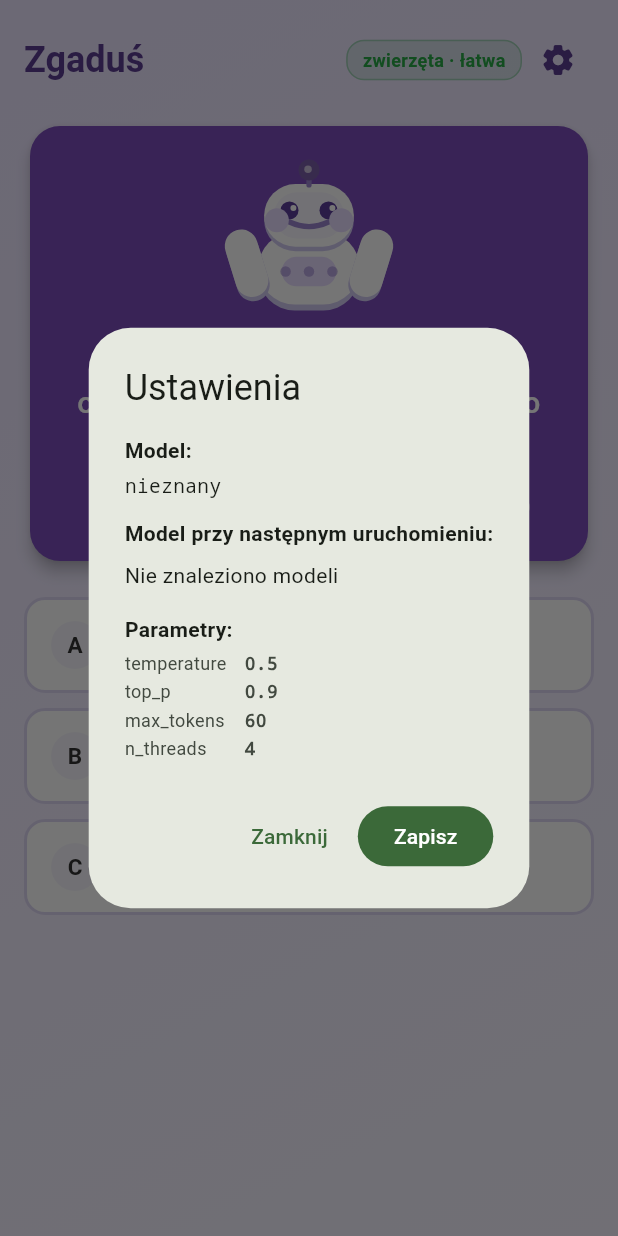
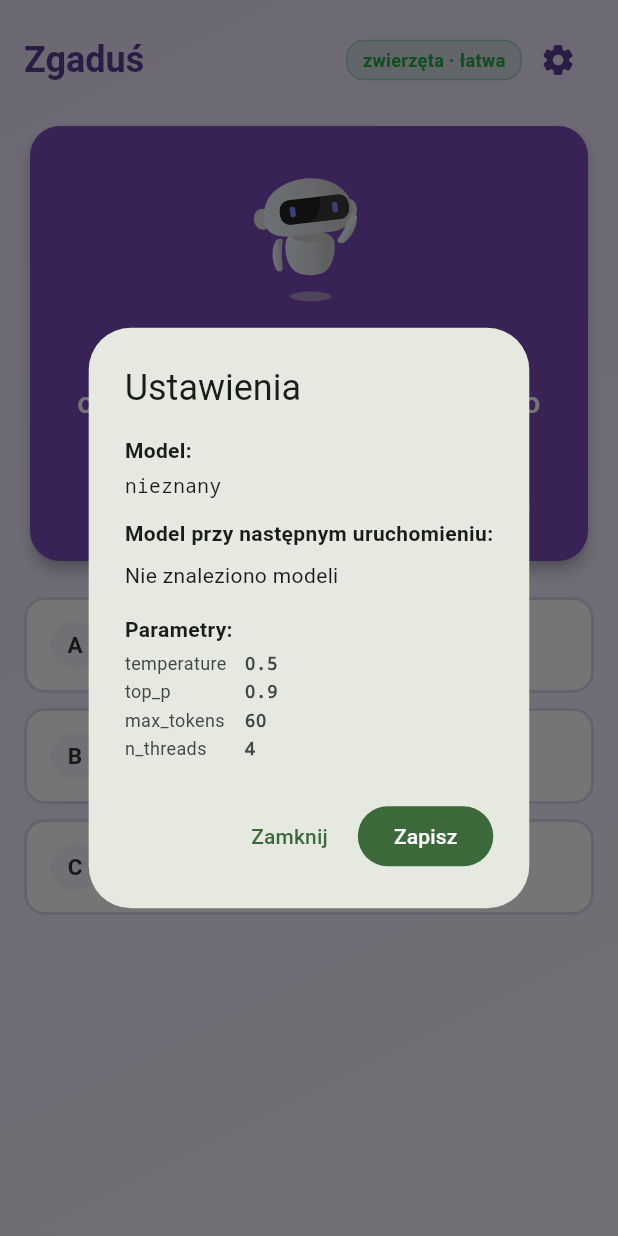
Before and after one commit to lszczuro/zagadkobot, a Flutter app: the screen it shows after launch, after a tap on the "settings" icon, on a phone screen of 412 x 824 dp. Run offline on Flutter 3.47's test engine with Material 3 defaults, Android fonts, the phone set to English and light mode, and no system bars; our stand-ins replace flutter_riverpod, flutter_tts, lottie, shared_preferences.

Commit message:
Use lottie file as robot animation

```diff
--- a/lib/features/answer/answer_screen.dart
+++ b/lib/features/answer/answer_screen.dart
@@ -7,7 +7,7 @@ import 'package:zagadkobot/services/riddle_repository.dart';
 import 'package:zagadkobot/services/settings_service.dart';
 import 'package:zagadkobot/services/tts/tts_service_flutter_tts.dart';
 import 'package:zagadkobot/widgets/answer_button.dart';
-import 'package:zagadkobot/widgets/robot_painter.dart';
+import 'package:zagadkobot/widgets/robot_widget.dart';
 
 class AnswerScreen extends StatelessWidget {
   const AnswerScreen({
@@ -120,7 +120,7 @@ class AnswerScreen extends StatelessWidget {
                               SizedBox(
                                 width: 130,
                                 height: 110,
-                                child: CustomPaint(painter: RobotPainter()),
+                                child: RobotWidget(),
                               ),
                               const SizedBox(height: 12),
                               Text(
--- a/lib/features/generating/generating_screen.dart
+++ b/lib/features/generating/generating_screen.dart
@@ -9,7 +9,7 @@ import 'package:zagadkobot/services/llm/llm_service_llama_cpp.dart';
 import 'package:zagadkobot/services/riddle_repository.dart';
 import 'package:zagadkobot/services/settings_service.dart';
 import 'package:zagadkobot/services/tts/tts_service_flutter_tts.dart';
-import 'package:zagadkobot/widgets/robot_painter.dart';
+import 'package:zagadkobot/widgets/robot_widget.dart';
 
 class GeneratingScreen extends StatefulWidget {
   const GeneratingScreen({
@@ -196,7 +196,7 @@ class _GeneratingScreenState extends State<GeneratingScreen> {
                               SizedBox(
                                 width: 130,
                                 height: 110,
-                                child: CustomPaint(painter: RobotPainter()),
+                                child: RobotWidget(),
                               ),
                               const SizedBox(height: 12),
                               Text(
--- a/lib/features/riddle/riddle_screen.dart
+++ b/lib/features/riddle/riddle_screen.dart
@@ -7,7 +7,7 @@ import 'package:zagadkobot/services/riddle_repository.dart';
 import 'package:zagadkobot/services/settings_service.dart';
 import 'package:zagadkobot/services/tts/tts_service_flutter_tts.dart';
 import 'package:zagadkobot/widgets/answer_button.dart';
-import 'package:zagadkobot/widgets/robot_painter.dart';
+import 'package:zagadkobot/widgets/robot_widget.dart';
 
 class RiddleScreen extends StatefulWidget {
   const RiddleScreen({
@@ -145,7 +145,7 @@ class _RiddleScreenState extends State<RiddleScreen> {
                               SizedBox(
                                 width: 130,
                                 height: 110,
-                                child: CustomPaint(painter: RobotPainter()),
+                                child: RobotWidget(),
                               ),
                               const SizedBox(height: 12),
                               Text(
--- a/lib/features/splash/splash_screen.dart
+++ b/lib/features/splash/splash_screen.dart
@@ -1,5 +1,6 @@
 import 'package:flutter/material.dart';
 import 'package:zagadkobot/features/riddle/riddle_screen.dart';
+import 'package:zagadkobot/widgets/robot_widget.dart';
 import 'package:zagadkobot/services/llm/llm_service_llama_cpp.dart';
 import 'package:zagadkobot/services/riddle_repository.dart';
 import 'package:zagadkobot/services/settings_service.dart';
@@ -130,7 +131,7 @@ class _LoadingViewState extends State<_LoadingView>
         SizedBox(
           width: 160,
           height: 160,
-          child: CustomPaint(painter: _RobotPainter()),
+          child: RobotWidget(),
         ),
         const SizedBox(height: 32),
         AnimatedBuilder(
@@ -173,167 +174,6 @@ class _ProgressBar extends StatelessWidget {
   }
 }
 
-class _RobotPainter extends CustomPainter {
-  @override
-  void paint(Canvas canvas, Size size) {
-    final w = size.width;
-    final h = size.height;
-
-    final bodyColor = const Color(0xFFFFFFFF);
-    final shadowColor = const Color(0xFFD0C8F0);
-    final faceColor = const Color(0xFFF8F6FF);
-    final accentColor = const Color(0xFF9B85D0);
-    final eyeColor = const Color(0xFF5B3D9B);
-    final cheekColor = const Color(0xFFE8DCFF);
-
-    final paint = Paint()..isAntiAlias = true;
-
-    // ── Body ──────────────────────────────────────────────────────────────
-    final bodyRect = RRect.fromRectAndRadius(
-      Rect.fromCenter(
-        center: Offset(w * 0.5, h * 0.68),
-        width: w * 0.52,
-        height: h * 0.44,
-      ),
-      const Radius.circular(48),
-    );
-    paint
-      ..color = shadowColor
-      ..style = PaintingStyle.fill;
-    canvas.drawRRect(
-      bodyRect.shift(const Offset(0, 4)),
-      paint,
-    );
-    paint.color = bodyColor;
-    canvas.drawRRect(bodyRect, paint);
-
-    // ── Arms ──────────────────────────────────────────────────────────────
-    // Left arm
-    _drawArm(canvas, paint, bodyColor, shadowColor,
-        center: Offset(w * 0.18, h * 0.65), angle: -0.3);
-    // Right arm
-    _drawArm(canvas, paint, bodyColor, shadowColor,
-        center: Offset(w * 0.82, h * 0.65), angle: 0.3);
-
-    // ── Chest panel ───────────────────────────────────────────────────────
-    final panelRect = RRect.fromRectAndRadius(
-      Rect.fromCenter(
-        center: Offset(w * 0.5, h * 0.70),
-        width: w * 0.28,
-        height: h * 0.18,
-      ),
-      const Radius.circular(12),
-    );
-    paint.color = cheekColor;
-    canvas.drawRRect(panelRect, paint);
-
-    // Dot indicators on chest
-    for (int i = 0; i < 3; i++) {
-      paint.color = accentColor.withValues(alpha: 0.6);
-      canvas.drawCircle(
-        Offset(w * 0.38 + i * w * 0.12, h * 0.70),
-        3.5,
-        paint,
-      );
-    }
-
-    // ── Head ──────────────────────────────────────────────────────────────
-    final headRect = RRect.fromRectAndRadius(
-      Rect.fromCenter(
-        center: Offset(w * 0.5, h * 0.36),
-        width: w * 0.46,
-        height: h * 0.38,
-      ),
-      const Radius.circular(40),
-    );
-    paint.color = shadowColor;
-    canvas.drawRRect(headRect.shift(const Offset(0, 3)), paint);
-    paint.color = bodyColor;
-    canvas.drawRRect(headRect, paint);
-
-    // Face plate
-    final faceRect = RRect.fromRectAndRadius(
-      Rect.fromCenter(
-        center: Offset(w * 0.5, h * 0.36),
-        width: w * 0.36,
-        height: h * 0.28,
-      ),
-      const Radius.circular(28),
-    );
-    paint.color = faceColor;
-    canvas.drawRRect(faceRect, paint);
-
-    // Eyes
-    paint.color = eyeColor;
-    canvas.drawCircle(Offset(w * 0.40, h * 0.33), 6, paint);
-    canvas.drawCircle(Offset(w * 0.60, h * 0.33), 6, paint);
-
-    // Eye shine
-    paint.color = Colors.white;
-    canvas.drawCircle(Offset(w * 0.42, h * 0.315), 2, paint);
-    canvas.drawCircle(Offset(w * 0.62, h * 0.315), 2, paint);
-
-    // Smile
-    final smilePath = Path();
-    smilePath.moveTo(w * 0.40, h * 0.40);
-    smilePath.quadraticBezierTo(w * 0.50, h * 0.455, w * 0.60, h * 0.40);
-    paint
-      ..color = accentColor
-      ..style = PaintingStyle.stroke
-      ..strokeWidth = 3.5
-      ..strokeCap = StrokeCap.round;
-    canvas.drawPath(smilePath, paint);
-    paint.style = PaintingStyle.fill;
-
-    // Cheeks
-    paint.color = cheekColor;
-    canvas.drawCircle(Offset(w * 0.335, h * 0.39), 8, paint);
-    canvas.drawCircle(Offset(w * 0.665, h * 0.39), 8, paint);
-
-    // ── Antenna ───────────────────────────────────────────────────────────
-    paint
-      ..color = accentColor
-      ..strokeWidth = 3.5
-      ..style = PaintingStyle.stroke
-      ..strokeCap = StrokeCap.round;
-    canvas.drawLine(
-      Offset(w * 0.5, h * 0.175),
-      Offset(w * 0.5, h * 0.10),
-      paint,
-    );
-    paint.style = PaintingStyle.fill;
-    paint.color = const Color(0xFF7B5EA7);
-    canvas.drawCircle(Offset(w * 0.5, h * 0.085), 7, paint);
-    paint.color = Colors.white.withValues(alpha: 0.6);
-    canvas.drawCircle(Offset(w * 0.495, h * 0.080), 2.5, paint);
-  }
-
-  void _drawArm(
-    Canvas canvas,
-    Paint paint,
-    Color bodyColor,
-    Color shadowColor, {
-    required Offset center,
-    required double angle,
-  }) {
-    canvas.save();
-    canvas.translate(center.dx, center.dy);
-    canvas.rotate(angle);
-    final armRect = RRect.fromRectAndRadius(
-      Rect.fromCenter(center: Offset.zero, width: 22, height: 46),
-      const Radius.circular(11),
-    );
-    paint.color = shadowColor;
-    canvas.drawRRect(armRect.shift(const Offset(0, 3)), paint);
-    paint.color = bodyColor;
-    canvas.drawRRect(armRect, paint);
-    canvas.restore();
-  }
-
-  @override
-  bool shouldRepaint(covariant CustomPainter oldDelegate) => false;
-}
-
 class _ErrorView extends StatelessWidget {
   const _ErrorView({required this.message, required this.onRetry});
 
--- a/lib/widgets/robot_painter.dart
+++ /dev/null
@@ -1,156 +0,0 @@
-import 'package:flutter/material.dart';
-
-class RobotPainter extends CustomPainter {
-  @override
-  void paint(Canvas canvas, Size size) {
-    final w = size.width;
-    final h = size.height;
-
-    const bodyColor = Color(0xFFFFFFFF);
-    const shadowColor = Color(0xFFD0C8F0);
-    const faceColor = Color(0xFFF8F6FF);
-    const accentColor = Color(0xFF9B85D0);
-    const eyeColor = Color(0xFF5B3D9B);
-    const cheekColor = Color(0xFFE8DCFF);
-
-    final paint = Paint()..isAntiAlias = true;
-
-    // ── Body ──────────────────────────────────────────────────────────────
-    final bodyRect = RRect.fromRectAndRadius(
-      Rect.fromCenter(
-        center: Offset(w * 0.5, h * 0.68),
-        width: w * 0.52,
-        height: h * 0.44,
-      ),
-      const Radius.circular(48),
-    );
-    paint
-      ..color = shadowColor
-      ..style = PaintingStyle.fill;
-    canvas.drawRRect(bodyRect.shift(const Offset(0, 4)), paint);
-    paint.color = bodyColor;
-    canvas.drawRRect(bodyRect, paint);
-
-    // ── Arms ──────────────────────────────────────────────────────────────
-    _drawArm(canvas, paint, bodyColor, shadowColor,
-        center: Offset(w * 0.18, h * 0.65), angle: -0.3);
-    _drawArm(canvas, paint, bodyColor, shadowColor,
-        center: Offset(w * 0.82, h * 0.65), angle: 0.3);
-
-    // ── Chest panel ───────────────────────────────────────────────────────
-    final panelRect = RRect.fromRectAndRadius(
-      Rect.fromCenter(
-        center: Offset(w * 0.5, h * 0.70),
-        width: w * 0.28,
-        height: h * 0.18,
-      ),
-      const Radius.circular(12),
-    );
-    paint.color = cheekColor;
-    canvas.drawRRect(panelRect, paint);
-
-    for (int i = 0; i < 3; i++) {
-      paint.color = accentColor.withValues(alpha: 0.6);
-      canvas.drawCircle(
-        Offset(w * 0.38 + i * w * 0.12, h * 0.70),
-        3.5,
-        paint,
-      );
-    }
-
-    // ── Head ──────────────────────────────────────────────────────────────
-    final headRect = RRect.fromRectAndRadius(
-      Rect.fromCenter(
-        center: Offset(w * 0.5, h * 0.36),
-        width: w * 0.46,
-        height: h * 0.38,
-      ),
-      const Radius.circular(40),
-    );
-    paint.color = shadowColor;
-    canvas.drawRRect(headRect.shift(const Offset(0, 3)), paint);
-    paint.color = bodyColor;
-    canvas.drawRRect(headRect, paint);
-
-    // Face plate
-    final faceRect = RRect.fromRectAndRadius(
-      Rect.fromCenter(
-        center: Offset(w * 0.5, h * 0.36),
-        width: w * 0.36,
-        height: h * 0.28,
-      ),
-      const Radius.circular(28),
-    );
-    paint.color = faceColor;
-    canvas.drawRRect(faceRect, paint);
-
-    // Eyes
-    paint.color = eyeColor;
-    canvas.drawCircle(Offset(w * 0.40, h * 0.33), 6, paint);
-    canvas.drawCircle(Offset(w * 0.60, h * 0.33), 6, paint);
-
-    // Eye shine
-    paint.color = Colors.white;
-    canvas.drawCircle(Offset(w * 0.42, h * 0.315), 2, paint);
-    canvas.drawCircle(Offset(w * 0.62, h * 0.315), 2, paint);
-
-    // Smile
-    final smilePath = Path();
-    smilePath.moveTo(w * 0.40, h * 0.40);
-    smilePath.quadraticBezierTo(w * 0.50, h * 0.455, w * 0.60, h * 0.40);
-    paint
-      ..color = accentColor
-      ..style = PaintingStyle.stroke
-      ..strokeWidth = 3.5
-      ..strokeCap = StrokeCap.round;
-    canvas.drawPath(smilePath, paint);
-    paint.style = PaintingStyle.fill;
-
-    // Cheeks
-    paint.color = cheekColor;
-    canvas.drawCircle(Offset(w * 0.335, h * 0.39), 8, paint);
-    canvas.drawCircle(Offset(w * 0.665, h * 0.39), 8, paint);
-
-    // ── Antenna ───────────────────────────────────────────────────────────
-    paint
-      ..color = accentColor
-      ..strokeWidth = 3.5
-      ..style = PaintingStyle.stroke
-      ..strokeCap = StrokeCap.round;
-    canvas.drawLine(
-      Offset(w * 0.5, h * 0.175),
-      Offset(w * 0.5, h * 0.10),
-      paint,
-    );
-    paint.style = PaintingStyle.fill;
-    paint.color = const Color(0xFF7B5EA7);
-    canvas.drawCircle(Offset(w * 0.5, h * 0.085), 7, paint);
-    paint.color = Colors.white.withValues(alpha: 0.6);
-    canvas.drawCircle(Offset(w * 0.495, h * 0.080), 2.5, paint);
-  }
-
-  void _drawArm(
-    Canvas canvas,
-    Paint paint,
-    Color bodyColor,
-    Color shadowColor, {
-    required Offset center,
-    required double angle,
-  }) {
-    canvas.save();
-    canvas.translate(center.dx, center.dy);
-    canvas.rotate(angle);
-    final armRect = RRect.fromRectAndRadius(
-      Rect.fromCenter(center: Offset.zero, width: 22, height: 46),
-      const Radius.circular(11),
-    );
-    paint.color = shadowColor;
-    canvas.drawRRect(armRect.shift(const Offset(0, 3)), paint);
-    paint.color = bodyColor;
-    canvas.drawRRect(armRect, paint);
-    canvas.restore();
-  }
-
-  @override
-  bool shouldRepaint(covariant CustomPainter oldDelegate) => false;
-}
--- /dev/null
+++ b/lib/widgets/robot_widget.dart
@@ -0,0 +1,15 @@
+import 'package:flutter/material.dart';
+import 'package:lottie/lottie.dart';
+
+class RobotWidget extends StatelessWidget {
+  const RobotWidget({super.key});
+
+  @override
+  Widget build(BuildContext context) {
+    return Lottie.asset(
+      'assets/lottie/bot.json',
+      fit: BoxFit.contain,
+      repeat: true,
+    );
+  }
+}
--- a/pubspec.yaml
+++ b/pubspec.yaml
@@ -14,6 +14,7 @@ dependencies:
   flutter_tts: ^4.2.0
   path_provider: ^2.1.5
   shared_preferences: ^2.3.2
+  lottie: ^3.3.1
 
 dev_dependencies:
   flutter_test:
@@ -26,3 +27,4 @@ flutter:
   uses-material-design: true
   assets:
     - riddles_db.json
+    - assets/lottie/bot.json
```
Also changed, not shown: assets/lottie/bot.json (added, +1 -0 lines), pubspec.lock, 2 other files.
